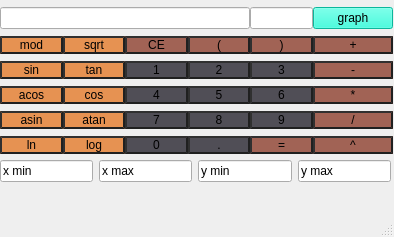
Before: the Qt Designer form src/calc/mainwindow.ui in qqxasd/smart_calculator, drawn with Qt 5.
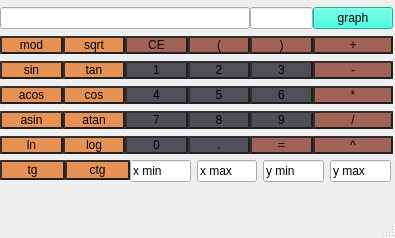
After: the same form once the commit is applied.

```diff
--- a/src/calc/mainwindow.ui
+++ b/src/calc/mainwindow.ui
@@ -6,8 +6,8 @@
    <rect>
     <x>0</x>
     <y>0</y>
-    <width>394</width>
-    <height>237</height>
+    <width>395</width>
+    <height>238</height>
    </rect>
   </property>
   <property name="windowTitle">
@@ -586,9 +586,9 @@
    <widget class="QWidget" name="horizontalLayoutWidget">
     <property name="geometry">
      <rect>
-      <x>0</x>
+      <x>130</x>
       <y>160</y>
-      <width>391</width>
+      <width>261</width>
       <height>23</height>
      </rect>
     </property>
@@ -623,6 +623,54 @@
      </item>
     </layout>
    </widget>
+   <widget class="QPushButton" name="ctg_button">
+    <property name="geometry">
+     <rect>
+      <x>65</x>
+      <y>160</y>
+      <width>65</width>
+      <height>20</height>
+     </rect>
+    </property>
+    <property name="styleSheet">
+     <string notr="true">QPushButton {background-color: rgb(230, 146, 82);
+color: black;
+border-style: outset;
+border-width: 2px;
+border-color: rgb(32, 32, 32);
+}
+QPushButton:pressed {
+border-color:white;
+}</string>
+    </property>
+    <property name="text">
+     <string>ctg</string>
+    </property>
+   </widget>
+   <widget class="QPushButton" name="tg_button">
+    <property name="geometry">
+     <rect>
+      <x>0</x>
+      <y>160</y>
+      <width>65</width>
+      <height>20</height>
+     </rect>
+    </property>
+    <property name="styleSheet">
+     <string notr="true">QPushButton {background-color: rgb(230, 146, 82);
+color: black;
+border-style: outset;
+border-width: 2px;
+border-color: rgb(32, 32, 32);
+}
+QPushButton:pressed {
+border-color:white;
+}</string>
+    </property>
+    <property name="text">
+     <string>tg</string>
+    </property>
+   </widget>
   </widget>
   <widget class="QMenuBar" name="menubar">
    <property name="geometry">
```
Left out of the diff: 10 changed lines with no effect on the pictures.
